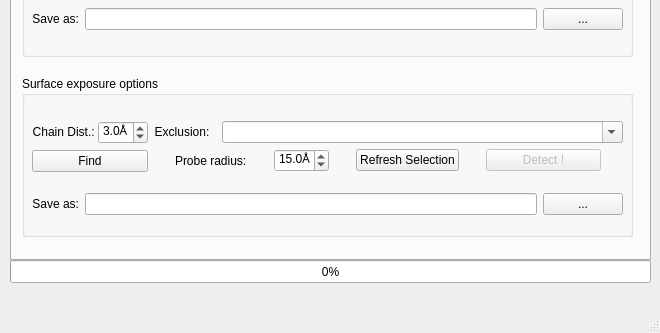
Qt form src/REvoDesign/UI/REvoDesign.ui (YaoYinYing/REvoDesign) before a commit; both pictures show x 0 to 660 and y 229 to 562 of the 660 by 562 pixel window.
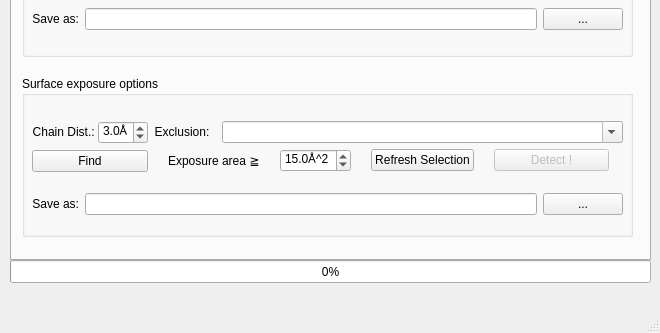
The same form after that commit.

Diff of the .ui file:
```diff
--- a/src/REvoDesign/UI/REvoDesign.ui
+++ b/src/REvoDesign/UI/REvoDesign.ui
@@ -533,7 +533,7 @@
                  </sizepolicy>
                 </property>
                 <property name="text">
-                 <string>Probe radius:</string>
+                 <string>Exposure area ≧</string>
                 </property>
                 <property name="alignment">
                  <set>Qt::AlignLeading|Qt::AlignLeft|Qt::AlignVCenter</set>
@@ -550,7 +550,7 @@
                 </property>
                 <property name="maximumSize">
                  <size>
-                  <width>55</width>
+                  <width>71</width>
                   <height>16777215</height>
                  </size>
                 </property>
@@ -558,7 +558,7 @@
                  <string>Probe radius for surface residue detection.</string>
                 </property>
                 <property name="suffix">
-                 <string>Å</string>
+                 <string>Å^2</string>
                 </property>
                 <property name="decimals">
                  <number>1</number>
```
Left out of the diff: 7 changed lines with no effect on the pictures.
